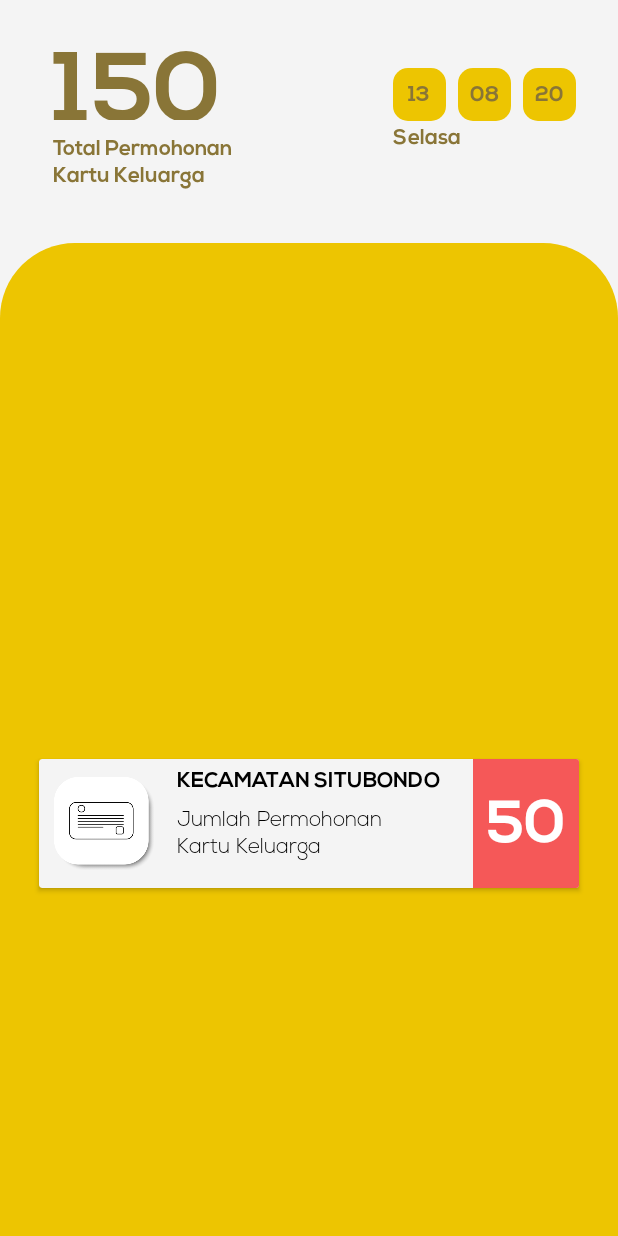
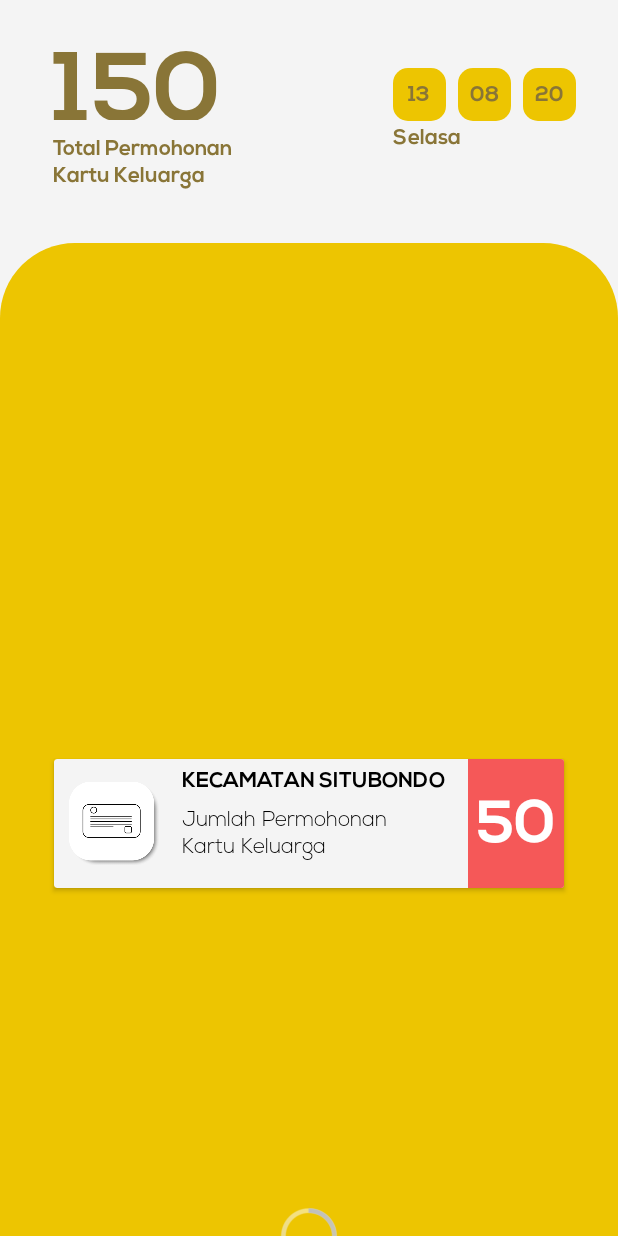
Before and after one commit to mifta99/dashboard, an Android app: the layout activity_kk.xml on its own in the app's theme, with its tools: preview values and no code run, on a phone screen of 412 x 824 dp. Run offline under Robolectric (Android 15) with nearby library versions, the phone set to English and light mode, and no system bars.

Commit message:
layouterror

```diff
--- a/app/src/main/res/layout/activity_kk.xml
+++ b/app/src/main/res/layout/activity_kk.xml
@@ -116,4 +116,17 @@
         tools:layout_editor_absoluteX="-16dp"
         tools:listitem="@layout/custom_kk"></androidx.recyclerview.widget.RecyclerView>
 
+    <ProgressBar
+        android:id="@+id/progressBar"
+        style="@android:style/Widget.Holo.Light.ProgressBar"
+        android:layout_width="wrap_content"
+        android:layout_height="wrap_content"
+        android:foregroundGravity="center"
+        android:layout_centerHorizontal="true"
+        android:layout_centerVertical="true"
+        android:visibility="visible"
+        app:layout_constraintRight_toRightOf="parent"
+        app:layout_constraintLeft_toLeftOf="parent"
+        app:layout_constraintTop_toBottomOf="parent"
+        app:layout_constraintBottom_toBottomOf="parent"/>
 </androidx.constraintlayout.widget.ConstraintLayout>
--- a/app/src/main/res/layout/custom_kk.xml
+++ b/app/src/main/res/layout/custom_kk.xml
@@ -2,6 +2,8 @@
 <androidx.constraintlayout.widget.ConstraintLayout xmlns:android="http://schemas.android.com/apk/res/android"
     android:layout_width="match_parent"
     android:layout_height="match_parent"
+    android:layout_marginRight="10dp"
+    android:layout_marginLeft="10dp"
     xmlns:app="http://schemas.android.com/apk/res-auto"
     xmlns:card_view="http://schemas.android.com/tools">
 
```
Also changed, not shown: app/src/main/java/mifta/code/dispendukproject1/KkActivity.java (+32 -9 lines), app/src/main/res/layout/activity_dashboard.xml (+27 -9 lines).
